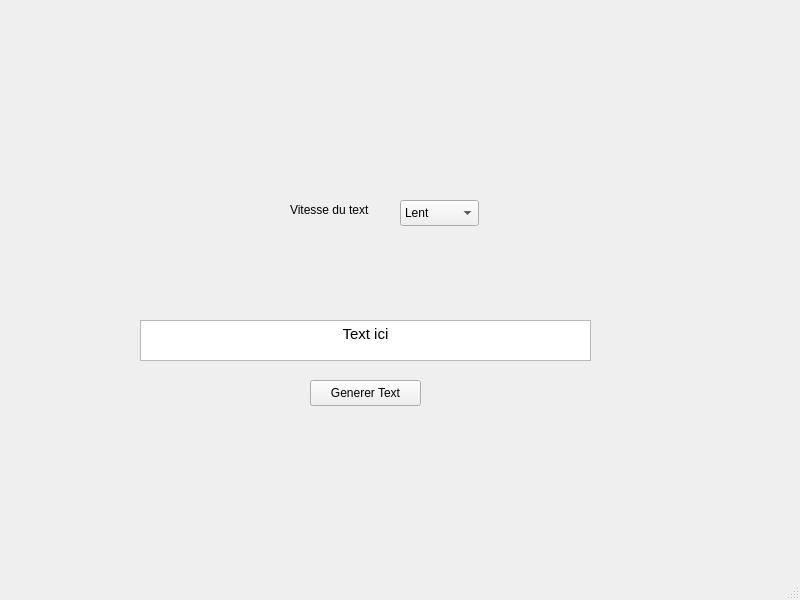
Before: the Qt Designer form mainwindow.ui in oxo140/Text-to-video-GUI, drawn with Qt 5.
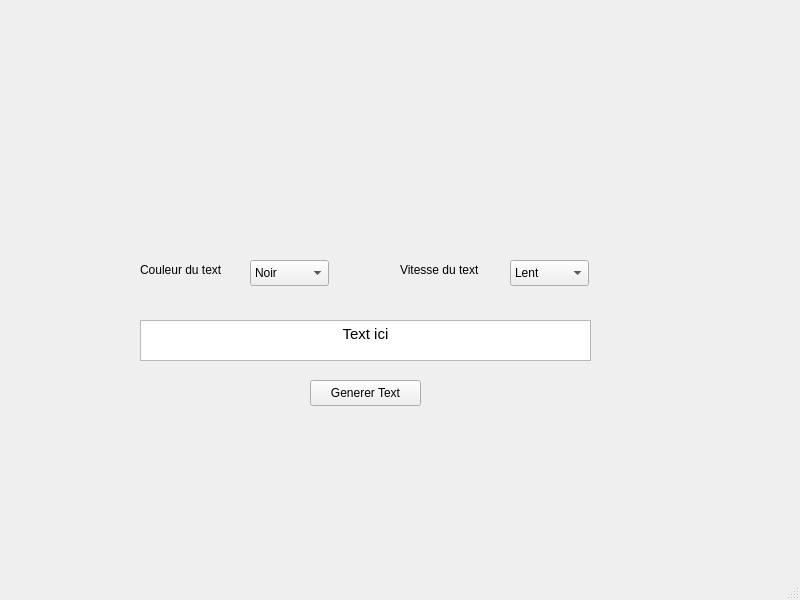
After: the same form once the commit is applied.

Commit message: Selection couleur du text

What changed in the file:
```diff
--- a/mainwindow.ui
+++ b/mainwindow.ui
@@ -53,8 +53,8 @@
    <widget class="QComboBox" name="comboBox">
     <property name="geometry">
      <rect>
-      <x>400</x>
-      <y>200</y>
+      <x>510</x>
+      <y>260</y>
       <width>79</width>
       <height>26</height>
      </rect>
@@ -78,8 +78,8 @@
    <widget class="QLabel" name="label">
     <property name="geometry">
      <rect>
-      <x>290</x>
-      <y>200</y>
+      <x>400</x>
+      <y>260</y>
       <width>101</width>
       <height>20</height>
      </rect>
@@ -88,6 +88,49 @@
      <string>Vitesse du text</string>
     </property>
    </widget>
+   <widget class="QLabel" name="label_2">
+    <property name="geometry">
+     <rect>
+      <x>140</x>
+      <y>260</y>
+      <width>161</width>
+      <height>20</height>
+     </rect>
+    </property>
+    <property name="text">
+     <string>Couleur du text</string>
+    </property>
+   </widget>
+   <widget class="QComboBox" name="comboBox_2">
+    <property name="geometry">
+     <rect>
+      <x>250</x>
+      <y>260</y>
+      <width>79</width>
+      <height>26</height>
+     </rect>
+    </property>
+    <item>
+     <property name="text">
+      <string>Noir</string>
+     </property>
+    </item>
+    <item>
+     <property name="text">
+      <string>Rouge</string>
+     </property>
+    </item>
+    <item>
+     <property name="text">
+      <string>Bleu</string>
+     </property>
+    </item>
+    <item>
+     <property name="text">
+      <string>Vert</string>
+     </property>
+    </item>
+   </widget>
   </widget>
   <widget class="QMenuBar" name="menubar">
    <property name="geometry">
```
The commit also changes 2 other files.
